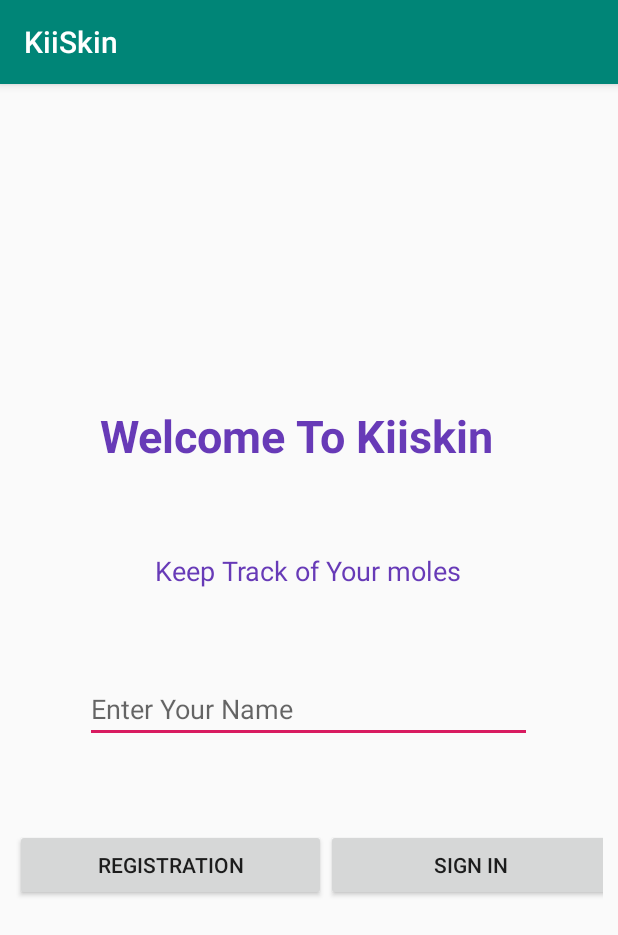
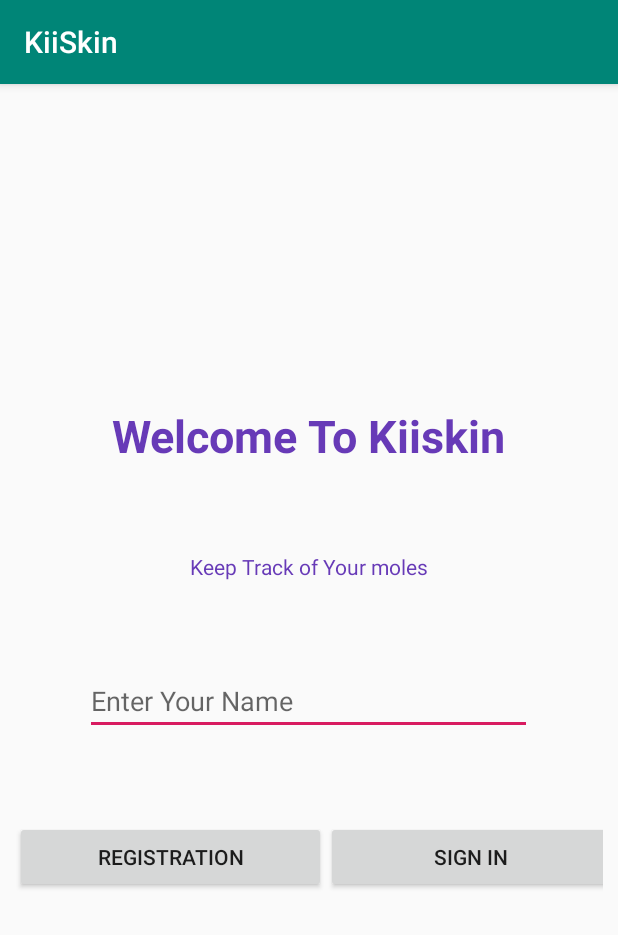
Before and after one commit to ankiyang/KiiSkin, an Android app: the screen it shows after launch (MainActivity), on a phone screen of 412 x 824 dp. Shown: the top 935 px of the screen. Run offline under Robolectric (Android 15) with nearby library versions, the phone set to English and light mode, and no system bars.

Commit message:
layout files confirmed

```diff
--- a/app/src/main/res/layout/activity_main.xml
+++ b/app/src/main/res/layout/activity_main.xml
@@ -10,9 +10,11 @@
 
     <LinearLayout
         android:id="@+id/home_11"
+        android:layout_width="match_parent"
+        android:layout_height="match_parent"
         android:orientation="vertical"
-        android:layout_width="match_parent"
-        android:layout_height="match_parent">
+        tools:layout_editor_absoluteX="9dp"
+        tools:layout_editor_absoluteY="10dp">
 
         <TextView
             android:id="@+id/textView4"
@@ -25,14 +27,13 @@
             android:textStyle="bold" />
 
         <TextView
-            android:layout_width="278dp"
+            android:layout_width="wrap_content"
             android:layout_height="wrap_content"
+            android:layout_gravity="center_horizontal"
             android:text="Welcome To Kiiskin"
-            android:layout_gravity="center_horizontal"
             android:textColor="#673AB7"
             android:textSize="30sp"
-            android:textStyle="bold"
-             />
+            android:textStyle="bold" />
 
         <TextView
             android:id="@+id/textView6"
@@ -48,10 +49,10 @@
             android:id="@+id/textView"
             android:layout_width="wrap_content"
             android:layout_height="wrap_content"
+            android:layout_gravity="center_horizontal"
             android:text="@string/keep_track_of_your_moles"
-            android:layout_gravity="center_horizontal"
             android:textColor="#673AB7"
-            android:textSize="18sp" />
+            android:textSize="14sp" />
 
         <TextView
             android:id="@+id/textView8"
--- a/app/src/main/res/layout/activity_tab2.xml
+++ b/app/src/main/res/layout/activity_tab2.xml
@@ -24,14 +24,10 @@
         android:id="@+id/viewPager"
         android:layout_width="match_parent"
         android:layout_height="match_parent">
-
          <com.google.android.material.tabs.TabLayout
             android:id="@+id/tab_layout"
             android:layout_width="match_parent"
             android:layout_height="wrap_content" />
 
     </androidx.viewpager.widget.ViewPager>
-
-
-
 </LinearLayout>
```
